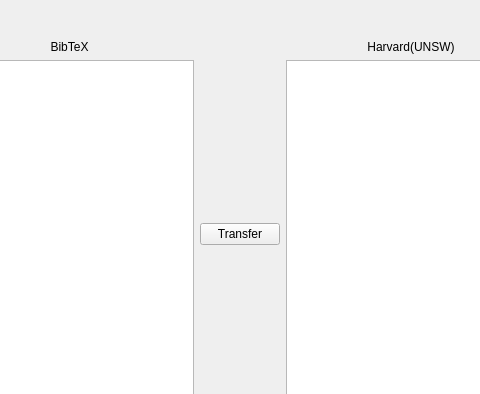
Before: the Qt Designer form UI/main.ui in ashert-hsueh/UNSWHarvardReferenceFormatGeneration, drawn with Qt 5; both pictures show x 155 to 635 and y 0 to 394 of the 800 by 600 pixel window.
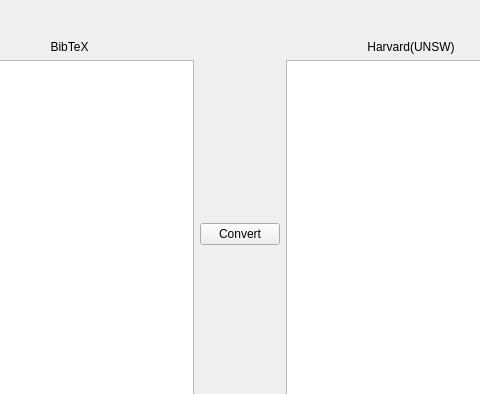
After: the same form once the commit is applied.

Commit message: feat(ui): switch the expression to convert

```diff
--- a/UI/main.ui
+++ b/UI/main.ui
@@ -46,7 +46,7 @@
      <item row="1" column="1">
       <widget class="QPushButton" name="pushButton">
        <property name="text">
-        <string>Transfer</string>
+        <string>Convert</string>
        </property>
       </widget>
      </item>
```
Left out of the diff: 2 changed lines with no effect on the pictures. The commit also changes 1 other file.
